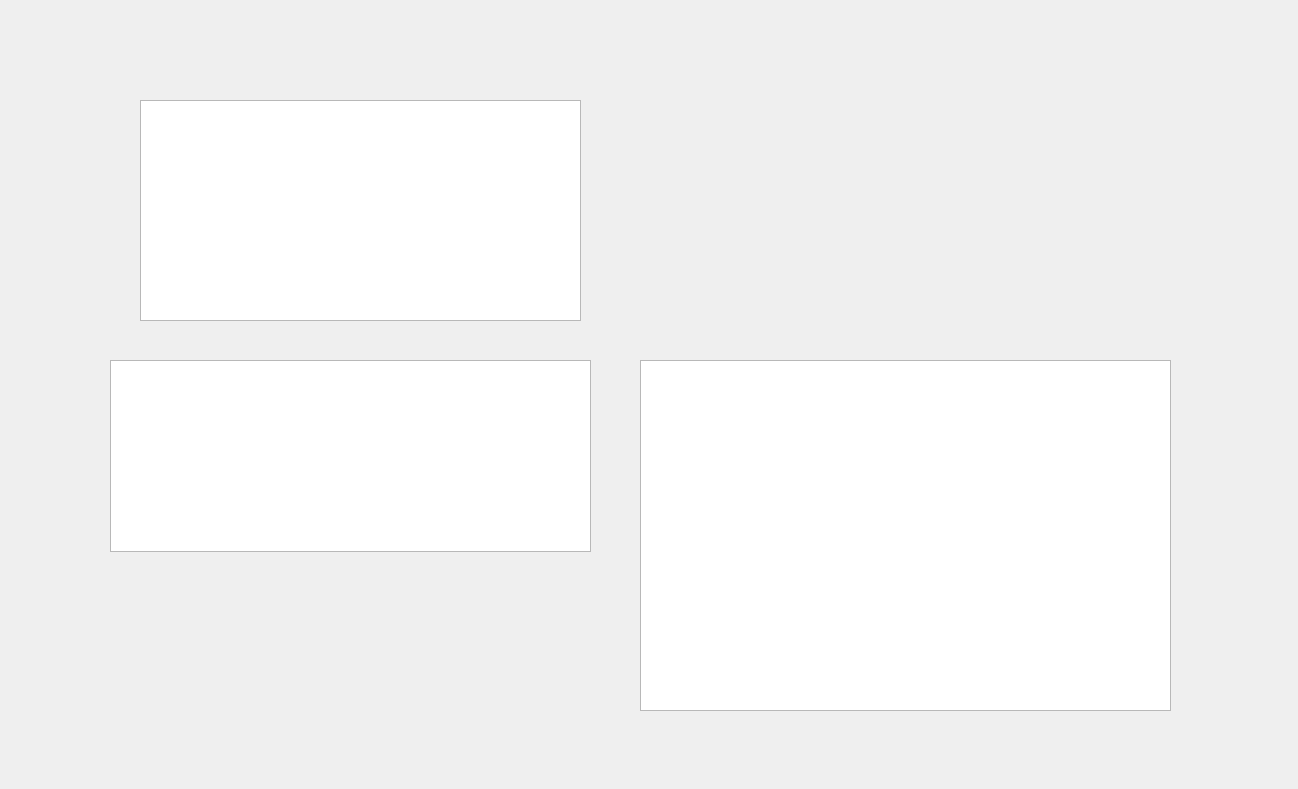
Alexx-Alt/QtProject, file coursespage.ui: the form before one commit.
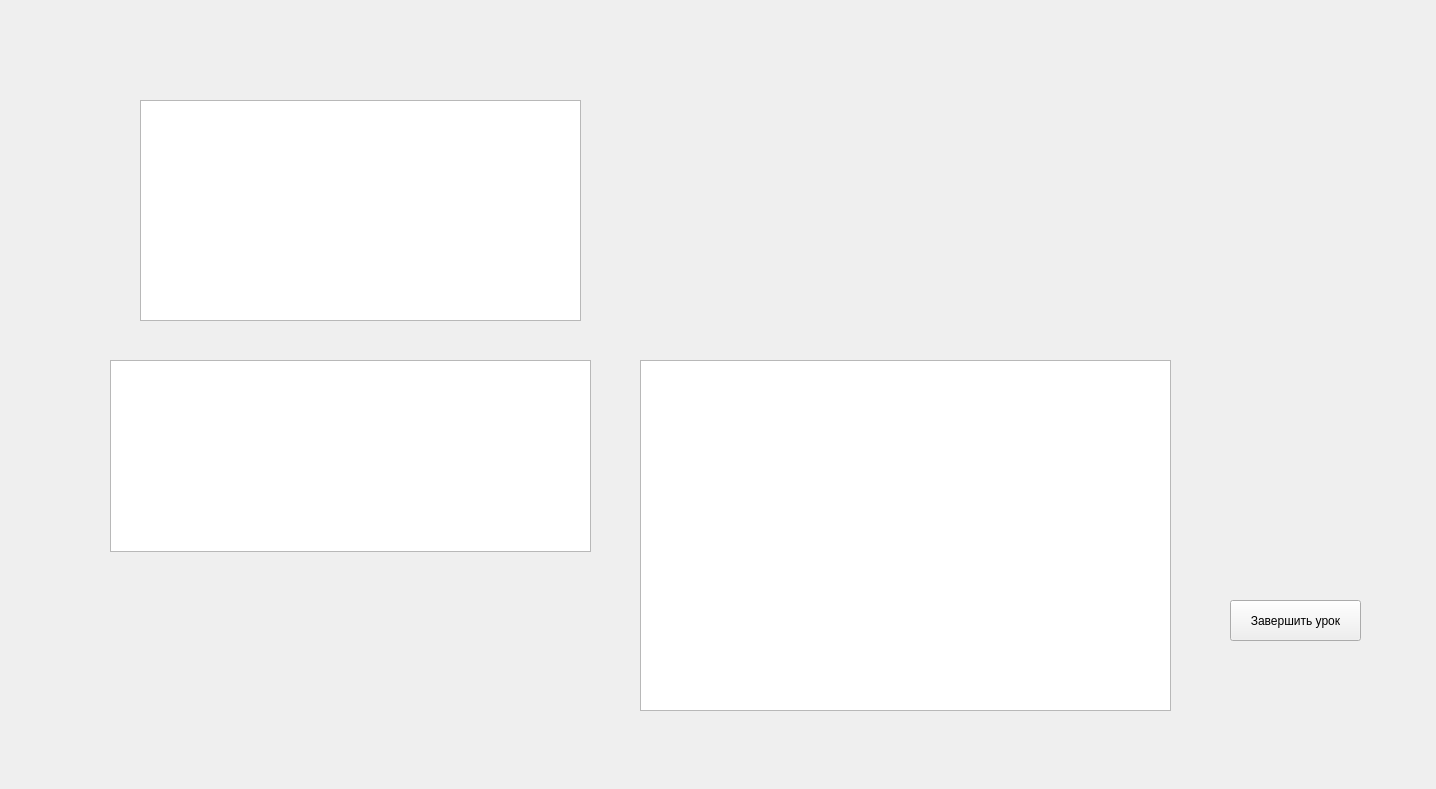
The form after the commit.

```diff
--- a/coursespage.ui
+++ b/coursespage.ui
@@ -6,7 +6,7 @@
    <rect>
     <x>0</x>
     <y>0</y>
-    <width>1298</width>
+    <width>1436</width>
     <height>789</height>
    </rect>
   </property>
@@ -43,6 +43,19 @@
     </rect>
    </property>
   </widget>
+  <widget class="QPushButton" name="completeLessonButton">
+   <property name="geometry">
+    <rect>
+     <x>1230</x>
+     <y>600</y>
+     <width>131</width>
+     <height>41</height>
+    </rect>
+   </property>
+   <property name="text">
+    <string>Завершить урок</string>
+   </property>
+  </widget>
  </widget>
  <resources/>
  <connections/>
```
